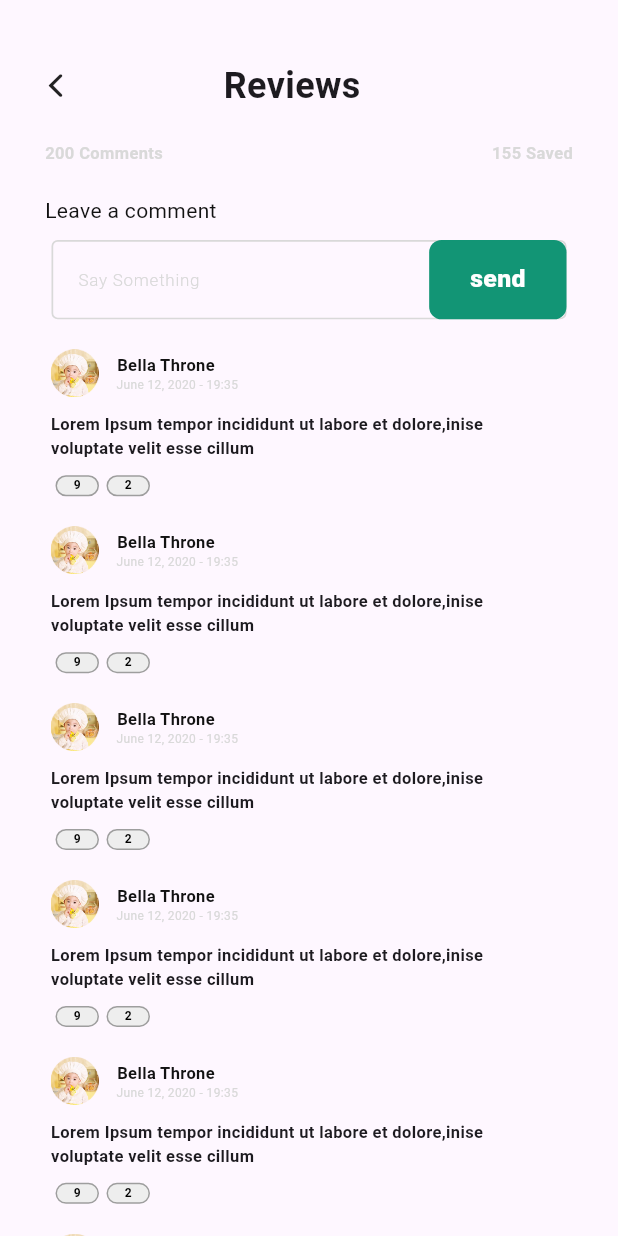
After one commit to Fortune0203/food-recipe-app, a Flutter app: the ReviewScreen screen opened by its route, on a phone screen of 412 x 824 dp. The commit adds this screen. Run offline on Flutter 3.47's test engine with Material 3 defaults, Android fonts, the phone set to English and light mode, and no system bars; our stand-ins replace flutter_riverpod, flutter_screenutil, flutter_svg, loading_animation_widget.

Commit message:
review screen update

```diff
--- /dev/null
+++ b/lib/features/review-screen/review_screen.dart
@@ -0,0 +1,216 @@
+import 'package:flutter/cupertino.dart';
+import 'package:flutter/material.dart';
+import 'package:flutter_screenutil/flutter_screenutil.dart';
+
+import '../../utils/colors.dart';
+import '../../widgets/input_field.dart';
+import '../../widgets/primary_button.dart';
+import '../../widgets/search_bar.dart';
+import '../../widgets/selectable_button.dart';
+
+class ReviewScreen extends StatefulWidget {
+  const ReviewScreen({super.key});
+
+  @override
+  State<ReviewScreen> createState() => _ReviewScreenState();
+}
+
+class _ReviewScreenState extends State<ReviewScreen> {
+  @override
+  Widget build(BuildContext context) {
+    return Scaffold(
+      body: _buildtop(),
+    );
+  }
+
+  Widget _buildtop() {
+    return SingleChildScrollView(
+      padding: EdgeInsets.only(
+        bottom: MediaQuery.of(context).viewInsets.bottom,
+      ),
+      child: Column(
+        crossAxisAlignment: CrossAxisAlignment.start,
+        children: [
+          Padding(
+            padding: const EdgeInsets.only(top: 40.0, left: 25.0),
+            child: Row(
+              children: [
+                GestureDetector(
+                  onTap: () {
+                    Navigator.pop(context, '/ingridient-screen');
+                  },
+                  child: Icon(CupertinoIcons.back),
+                ),
+                const SizedBox(width: 100),
+                const Text(
+                  'Reviews',
+                  style: TextStyle(
+                    fontSize: 24,
+                    fontWeight: FontWeight.bold,
+                  ),
+                ),
+              ],
+            ),
+          ),
+          const SizedBox(height: 20),
+          _buildcommentnumber(),
+          const SizedBox(height: 20),
+          _buildcommentfield(),
+          const SizedBox(height: 20),
+          _buildcommentbody(),
+        ],
+      ),
+    );
+  }
+
+  Widget _buildcommentnumber() {
+    return const Padding(
+      padding: EdgeInsets.only(left: 30.0, right: 30.0),
+      child: Row(
+        mainAxisAlignment: MainAxisAlignment.spaceBetween,
+        crossAxisAlignment: CrossAxisAlignment.start,
+        children: [
+          Text(
+            '200 Comments',
+            style: TextStyle(
+              fontSize: 11,
+              fontWeight: FontWeight.bold,
+              color: AppColors.borderfield,
+            ),
+          ),
+          Text(
+            '155 Saved',
+            style: TextStyle(
+              fontSize: 11,
+              fontWeight: FontWeight.bold,
+              color: AppColors.borderfield,
+            ),
+          ),
+        ],
+      ),
+    );
+  }
+
+  Widget _buildcommentfield() {
+    return Column(
+      children: [
+        Padding(
+          padding: const EdgeInsets.only(left: 30.0),
+          child: Row(
+            crossAxisAlignment: CrossAxisAlignment.start,
+            children: [
+              Text('Leave a comment',
+                  style: TextStyle(
+                    fontSize: 14,
+                    fontWeight: FontWeight.normal,
+                    color: AppColors.black,
+                  )),
+            ],
+          ),
+        ),
+        const SizedBox(height: 10),
+        Container(
+          padding: EdgeInsets.only(left: 30.w, right: 30.w),
+          decoration: BoxDecoration(
+            borderRadius: BorderRadius.circular(10.r),
+          ),
+          child: Stack(
+            children: [
+              InputField(
+                hint: 'Say Something',
+                textInputType: TextInputType.text,
+                controller: TextEditingController(),
+                validator: (value) {
+                  if (value == null || value.isEmpty) {
+                    return 'Please enter a comment';
+                  }
+                  return null;
+                },
+              ),
+              Positioned(
+                right: 0,
+                top: 0,
+                bottom: 0,
+                child: SizedBox(
+                  width: 80.w,
+                  child: PrimaryButton(
+                    onPressed: () {},
+                    label: "send",
+                  ),
+                ),
+              ),
+            ],
+          ),
+        ),
+      ],
+    );
+  }
+
+  Widget _buildcommentbody() {
+    return ListView.builder(
+        itemCount: 10,
+        shrinkWrap: true,
+        physics: NeverScrollableScrollPhysics(),
+        itemBuilder: (context, index) {
+          return Padding(
+            padding:
+                const EdgeInsets.only(left: 32.0, right: 85.0, bottom: 20.0),
+            child: Column(
+              children: [
+                Row(
+                  children: [
+                    Image.asset(
+                      'assets/pngs/profile.png',
+                      width: 31.w,
+                      height: 31.h,
+                    ),
+                    const SizedBox(width: 10),
+                    const Column(
+                      children: [
+                        Padding(
+                          padding: EdgeInsets.only(right: 15.0),
+                          child: Text('Bella Throne',
+                              style: TextStyle(
+                                fontSize: 11,
+                                fontWeight: FontWeight.bold,
+                                color: AppColors.black,
+                              )),
+                        ),
+                        Text(
+                          'June 12, 2020 - 19:35',
+                          style: TextStyle(
+                            fontSize: 8,
+                            color: AppColors.borderfield,
+                          ),
+                        ),
+                      ],
+                    )
+                  ],
+                ),
+                const SizedBox(height: 10),
+                const Text(
+                  'Lorem Ipsum tempor incididunt ut labore et dolore,inise \nvoluptate velit esse cillum',
+                  style: TextStyle(
+                    fontSize: 11,
+                    fontWeight: FontWeight.bold,
+                  ),
+                ),
+                const SizedBox(height: 10),
+                Padding(
+                  padding: const EdgeInsets.only(left: 5.0),
+                  child: Row(
+                    children: [
+                      SelectableButtonWidget(
+                        onChanged: (selectedValue) {
+                          print('Selected value: $selectedValue');
+                        },
+                      )
+                    ],
+                  ),
+                ),
+              ],
+            ),
+          );
+        });
+  }
+}
--- a/lib/routes.dart
+++ b/lib/routes.dart
@@ -3,6 +3,7 @@ import 'package:food_recipe/features/authentication/SignUp/sign_up.dart';
 import 'package:food_recipe/features/authentication/sign_in_page.dart';
 import 'package:food_recipe/features/authentication/splashscreen.dart';
 import 'package:food_recipe/features/ingrident-screen/ingrident_screen.dart';
+import 'package:food_recipe/features/review-screen/review_screen.dart';
 import 'package:food_recipe/features/search-recipe/search_recipe.dart';
 
 class AppRoutes {
@@ -12,6 +13,7 @@ class AppRoutes {
     signup: (context) => const SignupScreen(),
     searchRecipe: (context) => const SearchRecipe(),
     ingredientScreen: (context) => const IngredientScreen(),
+    reviewScreen: (context) => const ReviewScreen(),
   };
 
   static String splash = '/';
@@ -19,4 +21,5 @@ class AppRoutes {
   static String signin = '/signin';
   static String searchRecipe = '/search-recipe';
   static String ingredientScreen = '/ingridient-screen';
+  static String reviewScreen = '/review-screen';
 }
--- a/lib/widgets/more_options_popup.dart
+++ b/lib/widgets/more_options_popup.dart
@@ -24,6 +24,8 @@ class MoreOptionsPopup extends StatelessWidget {
           _showSharePopup(context);
         } else if (value == 'Rate Recipe') {
           _showRateRecipePopup(context);
+        } else if (value == 'Review') {
+          Navigator.popAndPushNamed(context, '/review-screen');
         } else if (onItemSelected != null) {
           onItemSelected!(value);
         }
--- /dev/null
+++ b/lib/widgets/selectable_button.dart
@@ -0,0 +1,63 @@
+import 'package:flutter/material.dart';
+import 'package:food_recipe/utils/colors.dart';
+
+class SelectableButtonWidget extends StatefulWidget {
+  final ValueChanged<int?>? onChanged; // Optional callback for selection changes
+
+  const SelectableButtonWidget({Key? key, this.onChanged}) : super(key: key);
+
+  @override
+  _SelectableButtonWidgetState createState() => _SelectableButtonWidgetState();
+}
+
+class _SelectableButtonWidgetState extends State<SelectableButtonWidget> {
+  int? selectedValue;
+
+  @override
+  Widget build(BuildContext context) {
+    return Row(
+      mainAxisSize: MainAxisSize.min,
+      children: [
+        _buildSelectableButton(Icons.thumb_up_alt, '9'),
+        SizedBox(width: 5),
+        _buildSelectableButton(Icons.thumb_down_alt, '2'),
+      ],
+    );
+  }
+
+  Widget _buildSelectableButton(IconData icon, String value ) {
+    final isSelected = selectedValue == int.tryParse(value);
+
+    return GestureDetector(
+      onTap: () {
+        setState(() {
+          selectedValue = isSelected ? null : int.parse(value);
+          if (widget.onChanged != null) {
+            widget.onChanged!(selectedValue);
+          }
+        });
+      },
+      child: Container(
+        width: 29,
+        height: 14,
+        decoration: BoxDecoration(
+          color: isSelected ? AppColors.primaryColor : Colors.grey[200],
+          borderRadius: BorderRadius.circular(10),
+          border: Border.all(
+            color: isSelected ? AppColors.primaryColor : Colors.grey,
+          ),
+        ),
+        child: Center(
+          child: Text(
+            value,
+            style: TextStyle(
+              fontSize: 8,
+              fontWeight: FontWeight.bold,
+              color: isSelected ? Colors.white : Colors.black,
+            ),
+          ),
+        ),
+      ),
+    );
+  }
+}
```
Also changed, not shown: assets/svgs/fruit.svg (deleted), assets/svgs/fruits.svg (deleted).
